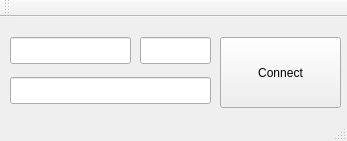
The window that connectwindow.ui (natsumiaya/Chat-Client-Qt) describes before a commit, drawn with Qt 5.
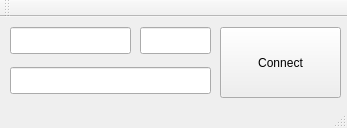
The same window after the commit.

Diff of the .ui file:
```diff
--- a/connectwindow.ui
+++ b/connectwindow.ui
@@ -7,7 +7,7 @@
     <x>0</x>
     <y>0</y>
     <width>347</width>
-    <height>141</height>
+    <height>128</height>
    </rect>
   </property>
   <property name="windowTitle">
@@ -18,7 +18,7 @@
     <property name="geometry">
      <rect>
       <x>220</x>
-      <y>20</y>
+      <y>10</y>
       <width>121</width>
       <height>71</height>
      </rect>
@@ -31,7 +31,7 @@
     <property name="geometry">
      <rect>
       <x>10</x>
-      <y>20</y>
+      <y>10</y>
       <width>121</width>
       <height>27</height>
      </rect>
@@ -41,7 +41,7 @@
     <property name="geometry">
      <rect>
       <x>140</x>
-      <y>20</y>
+      <y>10</y>
       <width>71</width>
       <height>27</height>
      </rect>
@@ -54,7 +54,7 @@
     <property name="geometry">
      <rect>
       <x>10</x>
-      <y>60</y>
+      <y>50</y>
       <width>201</width>
       <height>27</height>
      </rect>
```
Left out of the diff: 2 changed lines with no effect on the pictures.
